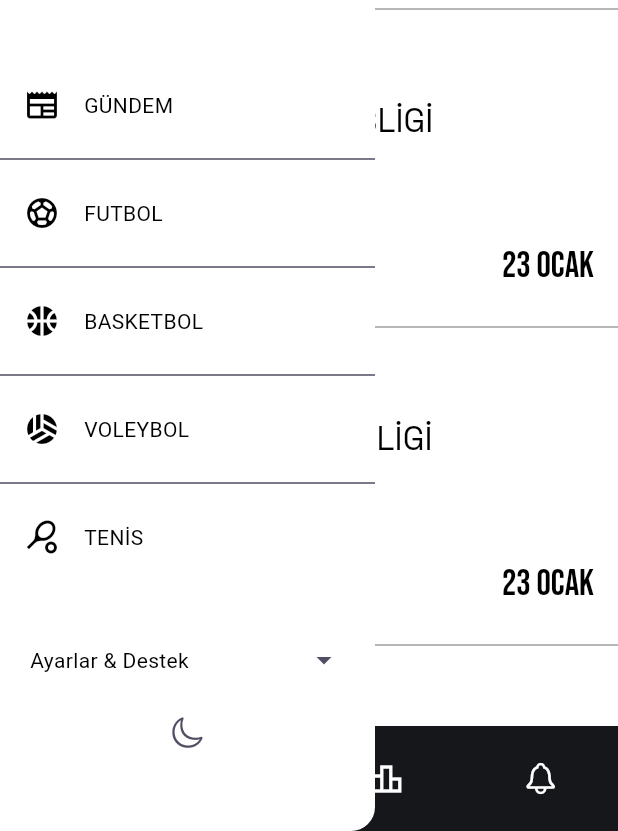
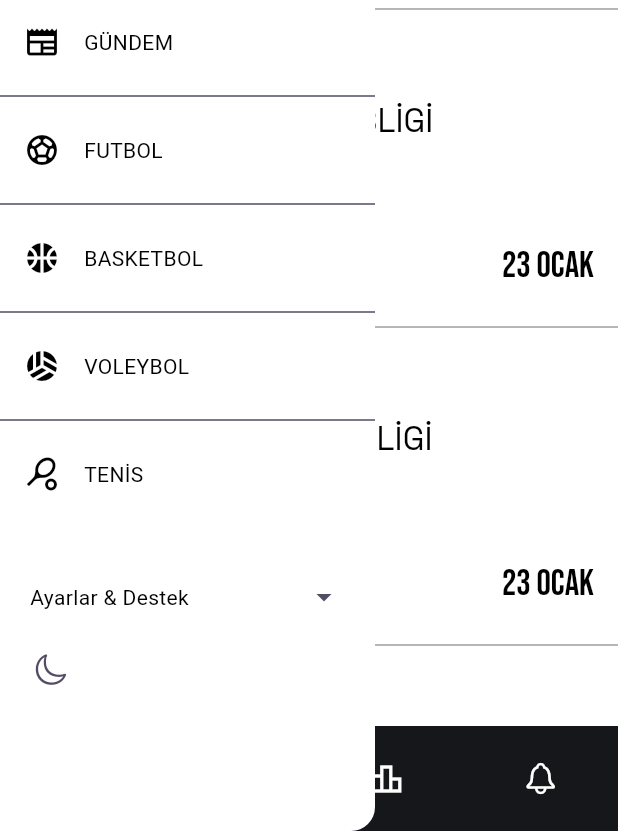
Before and after one commit to Emirhanbgdyc/Markaj_Gazetesi, a Flutter app: the NotificationScreen screen opened by its route, with the side drawer open, on a phone screen of 412 x 824 dp, the part 405-1236 px from its top. Run offline on Flutter 3.47's test engine with Material 3 defaults, Android fonts, the phone set to English and light mode, and no system bars; our stand-ins replace go_router, google_fonts; Roboto replaces fonts that are missing (Alata).

Commit message:
Gece modu

```diff
--- a/lib/widgets/DrawerMenu.dart
+++ b/lib/widgets/DrawerMenu.dart
@@ -20,7 +20,6 @@ Drawer DrawerMenu(BuildContext context) {
         ),
         Expanded(
           child: Column(
-            mainAxisAlignment: MainAxisAlignment.center,
             children: [
               ListTile(
                 leading: Icon(
@@ -110,17 +109,25 @@ Drawer DrawerMenu(BuildContext context) {
                   ),
                 ],
               ),
-              Container( child: IconButton(
-                icon: Icon(CupertinoIcons.moon),
-                onPressed: () {
-                  context.read<ThemeProvider>().toggleTheme();
-                },
-              ),
-              ),
+              Container(
+                alignment: Alignment.centerLeft,
+                padding: EdgeInsets.only(
+                  left: 10,
+                ),
+                child:
+                IconButton(
+                  icon: Icon(CupertinoIcons.moon),
+                  onPressed: () {
+                    context.read<ThemeProvider>().toggleTheme();
+                  },
+                ),
+              )
             ],
           ),
         ),
+
       ],
+
     ),
   );
 }
```
